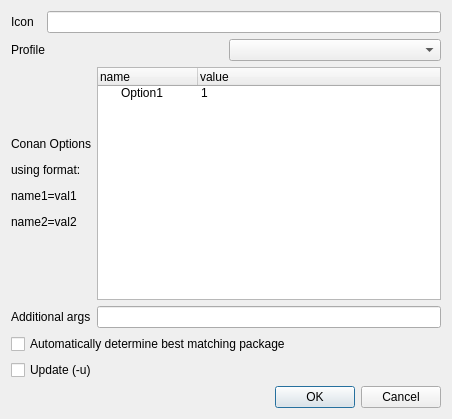
The window that src/conan_app_launcher/ui/dialogs/conan_install/conan_install.ui (goszpeti/conan_explorer) describes before a commit, drawn with Qt 5.
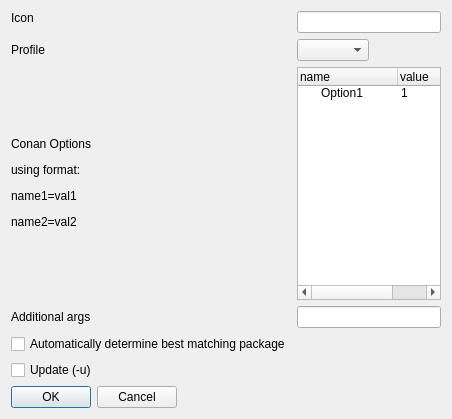
The same window after the commit. Custom widgets are drawn as their Qt base class.

Commit message: * Add Versioning to Plugin API *Async Loading can now be canceled * Fix width on dialogs and AppLink

```diff
--- a/src/conan_app_launcher/ui/dialogs/conan_install/conan_install.ui
+++ b/src/conan_app_launcher/ui/dialogs/conan_install/conan_install.ui
@@ -34,8 +34,11 @@
   <property name="modal">
    <bool>false</bool>
   </property>
-  <layout class="QVBoxLayout" name="verticalLayout">
-   <item>
+  <layout class="QFormLayout" name="formLayout">
+   <property name="fieldGrowthPolicy">
+    <enum>QFormLayout::ExpandingFieldsGrow</enum>
+   </property>
+   <item row="0" column="0">
     <layout class="QHBoxLayout" name="horizontalLayout">
      <property name="sizeConstraint">
       <enum>QLayout::SetMinAndMaxSize</enum>
@@ -65,40 +68,9 @@
        </property>
       </widget>
      </item>
-     <item>
-      <widget class="ConanRefLineEdit" name="conan_ref_line_edit">
-       <property name="sizePolicy">
-        <sizepolicy hsizetype="MinimumExpanding" vsizetype="Fixed">
-         <horstretch>0</horstretch>
-         <verstretch>0</verstretch>
-        </sizepolicy>
-       </property>
-       <property name="minimumSize">
-        <size>
-         <width>0</width>
-         <height>0</height>
-        </size>
-       </property>
-       <property name="maximumSize">
-        <size>
-         <width>1024</width>
-         <height>16777215</height>
-        </size>
-       </property>
-       <property name="text">
-        <string/>
-       </property>
-       <property name="maxLength">
-        <number>1024</number>
-       </property>
-       <property name="frame">
-        <bool>true</bool>
-       </property>
-      </widget>
-     </item>
     </layout>
    </item>
-   <item>
+   <item row="1" column="0">
     <layout class="QHBoxLayout" name="horizontalLayout_4">
      <item>
       <widget class="QLabel" name="label">
@@ -107,12 +79,9 @@
        </property>
       </widget>
      </item>
-     <item>
-      <widget class="QComboBox" name="profile_cbox"/>
-     </item>
     </layout>
    </item>
-   <item>
+   <item row="2" column="0">
     <layout class="QHBoxLayout" name="horizontalLayout_2">
      <item>
       <widget class="QLabel" name="conan_opts_label">
@@ -127,31 +96,9 @@
        </property>
       </widget>
      </item>
-     <item>
-      <widget class="QTreeWidget" name="options_widget">
-       <column>
-        <property name="text">
-         <string>name</string>
-        </property>
-       </column>
-       <column>
-        <property name="text">
-         <string>value</string>
-        </property>
-       </column>
-       <item>
-        <property name="text">
-         <string>Option1</string>
-        </property>
-        <property name="text">
-         <string>1</string>
-        </property>
-       </item>
-      </widget>
-     </item>
     </layout>
    </item>
-   <item>
+   <item row="3" column="0">
     <layout class="QHBoxLayout" name="horizontalLayout_3">
      <item>
       <widget class="QLabel" name="label_2">
@@ -160,12 +107,9 @@
        </property>
       </widget>
      </item>
-     <item>
-      <widget class="QLineEdit" name="lineEdit"/>
-     </item>
     </layout>
    </item>
-   <item>
+   <item row="5" column="0">
     <widget class="QCheckBox" name="auto_install_check_box">
      <property name="sizePolicy">
       <sizepolicy hsizetype="MinimumExpanding" vsizetype="Fixed">
@@ -178,7 +122,7 @@
      </property>
     </widget>
    </item>
-   <item>
+   <item row="6" column="0">
     <widget class="QCheckBox" name="update_check_box">
      <property name="sizePolicy">
       <sizepolicy hsizetype="MinimumExpanding" vsizetype="Fixed">
@@ -191,7 +135,7 @@
      </property>
     </widget>
    </item>
-   <item>
+   <item row="7" column="0">
     <widget class="QDialogButtonBox" name="button_box">
      <property name="sizePolicy">
       <sizepolicy hsizetype="MinimumExpanding" vsizetype="Fixed">
@@ -207,6 +151,65 @@
      </property>
     </widget>
    </item>
+   <item row="3" column="1">
+    <widget class="QLineEdit" name="lineEdit"/>
+   </item>
+   <item row="2" column="1">
+    <widget class="QTreeWidget" name="options_widget">
+     <column>
+      <property name="text">
+       <string>name</string>
+      </property>
+     </column>
+     <column>
+      <property name="text">
+       <string>value</string>
+      </property>
+     </column>
+     <item>
+      <property name="text">
+       <string>Option1</string>
+      </property>
+      <property name="text">
+       <string>1</string>
+      </property>
+     </item>
+    </widget>
+   </item>
+   <item row="1" column="1">
+    <widget class="QComboBox" name="profile_cbox"/>
+   </item>
+   <item row="0" column="1">
+    <widget class="ConanRefLineEdit" name="conan_ref_line_edit">
+     <property name="sizePolicy">
+      <sizepolicy hsizetype="MinimumExpanding" vsizetype="Fixed">
+       <horstretch>0</horstretch>
+       <verstretch>0</verstretch>
+      </sizepolicy>
+     </property>
+     <property name="minimumSize">
+      <size>
+       <width>0</width>
+       <height>0</height>
+      </size>
+     </property>
+     <property name="maximumSize">
+      <size>
+       <width>1024</width>
+       <height>16777215</height>
+      </size>
+     </property>
+     <property name="text">
+      <string/>
+     </property>
+     <property name="maxLength">
+      <number>1024</number>
+     </property>
+     <property name="frame">
+      <bool>true</bool>
+     </property>
+    </widget>
+   </item>
   </layout>
  </widget>
  <customwidgets>
```
The commit also changes 22 other files.
